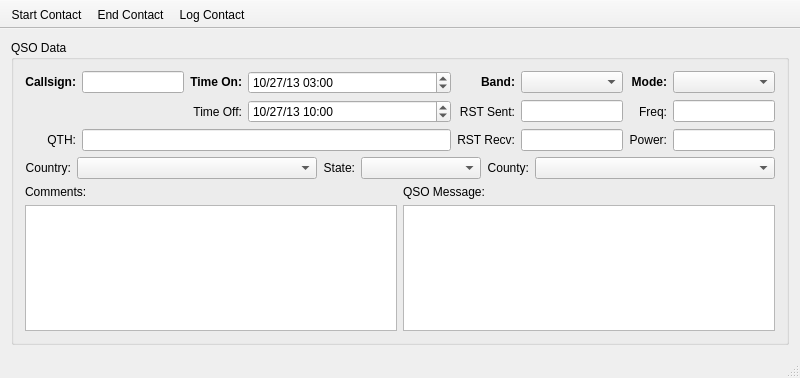
First picture: the form in ui/mainlogwindow.ui, repository gladdware/qhamlog, before the edit.
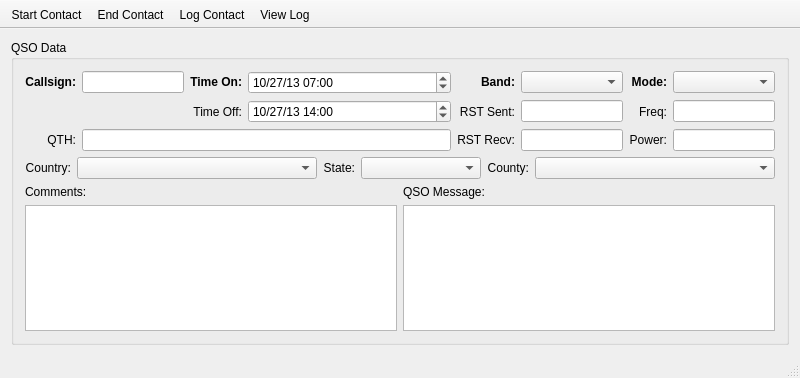
Second picture: the form after the edit.

```diff
--- a/ui/mainlogwindow.ui
+++ b/ui/mainlogwindow.ui
@@ -227,7 +227,7 @@
            </property>
            <property name="time">
             <time>
-             <hour>3</hour>
+             <hour>7</hour>
              <minute>0</minute>
              <second>0</second>
             </time>
@@ -274,7 +274,7 @@
            </property>
            <property name="time">
             <time>
-             <hour>10</hour>
+             <hour>14</hour>
              <minute>0</minute>
              <second>0</second>
             </time>
@@ -419,6 +419,7 @@
    <addaction name="actionStartContact"/>
    <addaction name="actionEndContact"/>
    <addaction name="actionLogContact"/>
+   <addaction name="actionView_Log"/>
   </widget>
   <widget class="QStatusBar" name="statusBar"/>
   <action name="actionLogContact">
@@ -445,6 +446,14 @@
     <string>Signal the end of the current contact</string>
    </property>
   </action>
+  <action name="actionView_Log">
+   <property name="text">
+    <string>View Log</string>
+   </property>
+   <property name="toolTip">
+    <string>View the QSO log</string>
+   </property>
+  </action>
  </widget>
  <layoutdefault spacing="6" margin="11"/>
  <tabstops>
```
